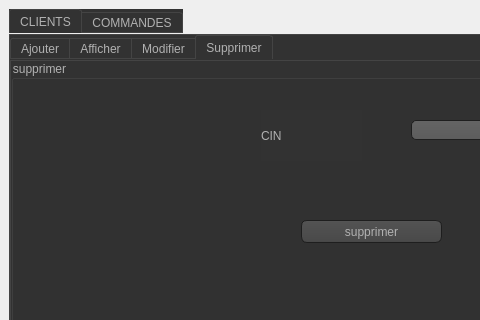
First picture: the form in mainwindow.ui, repository Asma-Mab/Smart_Restaurant_2A24, before the edit; both pictures show x 0 to 480 and y 0 to 320 of the 789 by 455 pixel window.
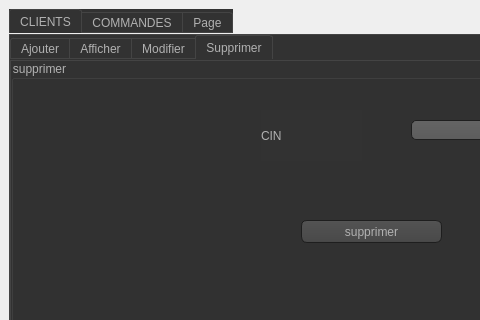
Second picture: the form after the edit. The open tabs and pages were chosen to show the change. Icons and pictures are not drawn.

```diff
--- a/mainwindow.ui
+++ b/mainwindow.ui
@@ -15,6 +15,15 @@
   </property>
   <widget class="QWidget" name="centralwidget">
    <layout class="QHBoxLayout" name="horizontalLayout">
+    <property name="topMargin">
+     <number>9</number>
+    </property>
+    <property name="rightMargin">
+     <number>9</number>
+    </property>
+    <property name="bottomMargin">
+     <number>9</number>
+    </property>
     <item>
      <widget class="QTabWidget" name="tabWidget">
       <property name="styleSheet">
@@ -1575,6 +1584,11 @@
         </widget>
        </widget>
       </widget>
+      <widget class="QWidget" name="tab_11">
+       <attribute name="title">
+        <string>Page</string>
+       </attribute>
+      </widget>
      </widget>
     </item>
    </layout>
```
Left out of the diff: 4 changed lines with no effect on the pictures.
